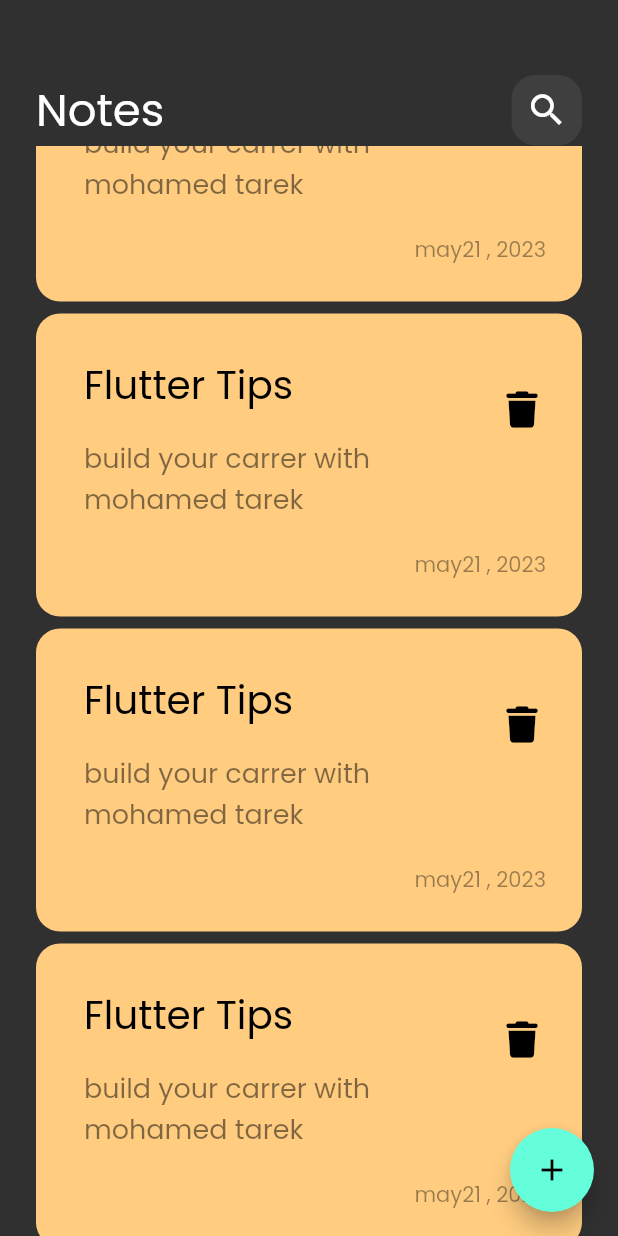
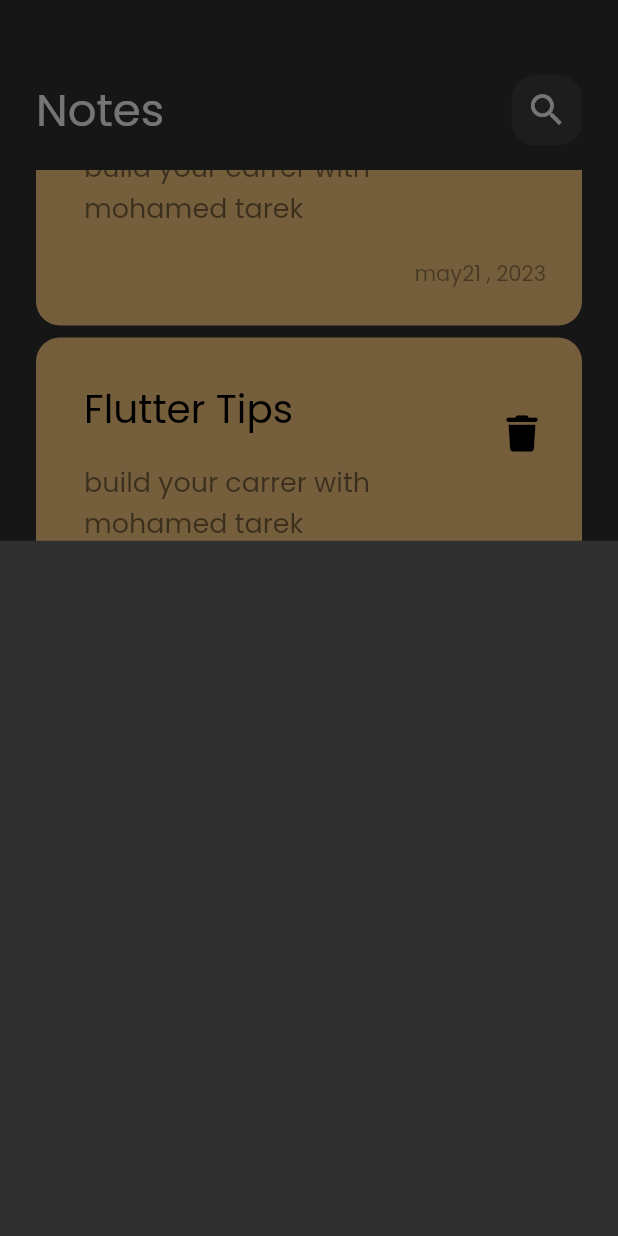
Before and after one commit to mtarek20/note_app, a Flutter app: the screen it shows after launch, scrolled down 1152 dp, after a tap on the "add" icon, on a phone screen of 412 x 824 dp. Run offline on Flutter 3.47's test engine with Material 2 defaults, Android fonts, the phone set to English and light mode, and no system bars; our stand-ins replace font_awesome_flutter.

Commit message:
add note bottom sheet

```diff
--- a/lib/views/notes_view.dart
+++ b/lib/views/notes_view.dart
@@ -1,4 +1,5 @@
 import 'package:flutter/material.dart';
+import 'package:note_app/widgets/add_note_bottom_sheet.dart';
 import 'package:note_app/widgets/notes_view_body.dart';
 
 class NotesView extends StatelessWidget {
@@ -8,7 +9,14 @@ class NotesView extends StatelessWidget {
   Widget build(BuildContext context) {
     return Scaffold(
       floatingActionButton: FloatingActionButton(
-        onPressed: () {},
+        onPressed: () {
+          showModalBottomSheet(
+            context: context,
+            builder: (context) {
+              return const AddNoteBottomSheet();
+            },
+          );
+        },
         child: const Icon(Icons.add),
       ),
       body: const NotesViewBody(),
--- /dev/null
+++ b/lib/widgets/add_note_bottom_sheet.dart
@@ -0,0 +1,10 @@
+import 'package:flutter/material.dart';
+
+class AddNoteBottomSheet extends StatelessWidget {
+  const AddNoteBottomSheet({super.key});
+
+  @override
+  Widget build(BuildContext context) {
+    return Container();
+  }
+}
--- a/lib/widgets/notes_list_view.dart
+++ b/lib/widgets/notes_list_view.dart
@@ -6,13 +6,17 @@ class NotesListView extends StatelessWidget {
 
   @override
   Widget build(BuildContext context) {
-    return ListView.builder(
+    return Padding(
+      padding: const EdgeInsets.symmetric(vertical: 16),
+      child: ListView.builder(
+        padding: EdgeInsets.zero,
         itemBuilder: (context, index) {
           return const Padding(
             padding: EdgeInsets.symmetric(vertical: 4),
             child: NoteItem(),
           );
         },
+      ),
     );
   }
 }
```
Lines whose indentation alone changed are shown as unchanged.
